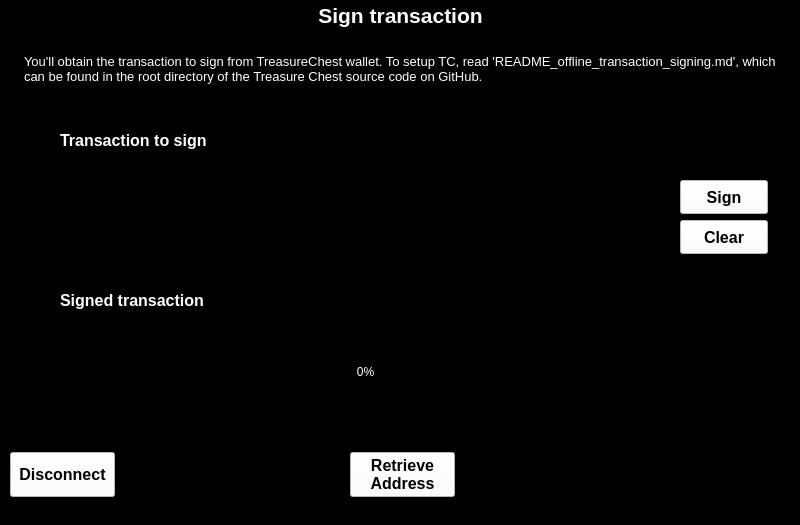
Old version of the form mainwindow.ui in the repository mullroy/pirate_hardware_interface.
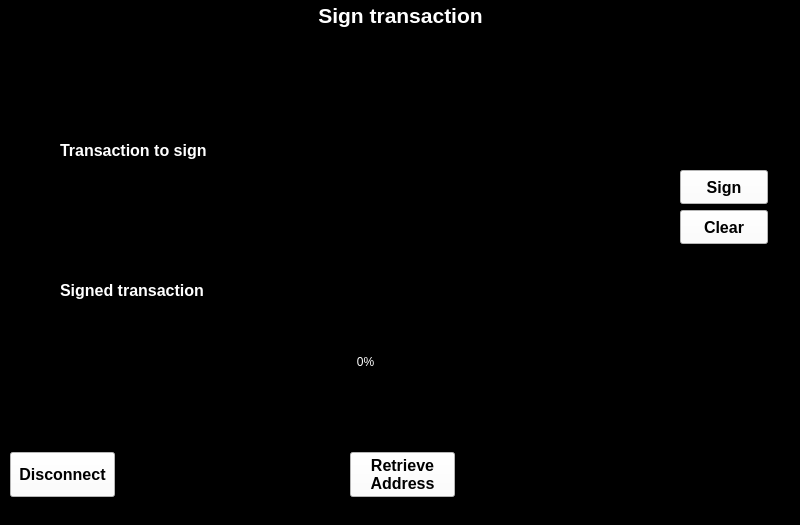
New version of the form. The open tabs and pages were chosen to show the change. Icons and pictures are not drawn.

Commit message: Set stylesheets in main app, serial port handling for macOS

Diff of the .ui file:
```diff
--- a/mainwindow.ui
+++ b/mainwindow.ui
@@ -4979,7 +4979,7 @@
       <property name="geometry">
        <rect>
         <x>10</x>
-        <y>40</y>
+        <y>30</y>
         <width>781</width>
         <height>401</height>
        </rect>
@@ -5086,7 +5086,7 @@
          <string>&lt;!DOCTYPE HTML PUBLIC &quot;-//W3C//DTD HTML 4.0//EN&quot; &quot;http://www.w3.org/TR/REC-html40/strict.dtd&quot;&gt;
 &lt;html&gt;&lt;head&gt;&lt;meta name=&quot;qrichtext&quot; content=&quot;1&quot; /&gt;&lt;style type=&quot;text/css&quot;&gt;
 p, li { white-space: pre-wrap; }
-&lt;/style&gt;&lt;/head&gt;&lt;body style=&quot; font-family:'Noto Sans'; font-size:10pt; font-weight:400; font-style:normal;&quot;&gt;
+&lt;/style&gt;&lt;/head&gt;&lt;body style=&quot; font-family:'Arial'; font-size:10pt; font-weight:400; font-style:normal;&quot;&gt;
 &lt;p align=&quot;justify&quot; style=&quot;-qt-paragraph-type:empty; margin-top:0px; margin-bottom:0px; margin-left:0px; margin-right:0px; -qt-block-indent:0; text-indent:0px;&quot;&gt;&lt;br /&gt;&lt;/p&gt;&lt;/body&gt;&lt;/html&gt;</string>
         </property>
        </widget>
@@ -5113,28 +5113,25 @@
         <property name="geometry">
          <rect>
           <x>60</x>
-          <y>120</y>
+          <y>150</y>
           <width>581</width>
-          <height>121</height>
+          <height>91</height>
          </rect>
         </property>
         <property name="styleSheet">
-         <string notr="true">color: rgb(255, 255, 255);
-background-color: rgba(0, 0, 0, 32);</string>
+         <string>
+         </string>
         </property>
         <property name="html">
-         <string>&lt;!DOCTYPE HTML PUBLIC &quot;-//W3C//DTD HTML 4.0//EN&quot; &quot;http://www.w3.org/TR/REC-html40/strict.dtd&quot;&gt;
-&lt;html&gt;&lt;head&gt;&lt;meta name=&quot;qrichtext&quot; content=&quot;1&quot; /&gt;&lt;style type=&quot;text/css&quot;&gt;
-p, li { white-space: pre-wrap; }
-&lt;/style&gt;&lt;/head&gt;&lt;body style=&quot; font-family:'Noto Sans'; font-size:10pt; font-weight:400; font-style:normal;&quot;&gt;
-&lt;p style=&quot;-qt-paragraph-type:empty; margin-top:0px; margin-bottom:0px; margin-left:0px; margin-right:0px; -qt-block-indent:0; text-indent:0px; font-family:'Sans Serif'; font-size:9pt;&quot;&gt;&lt;br /&gt;&lt;/p&gt;&lt;/body&gt;&lt;/html&gt;</string>
+         <string>
+         </string>
         </property>
        </widget>
        <widget class="QLabel" name="label">
         <property name="geometry">
          <rect>
           <x>50</x>
-          <y>90</y>
+          <y>110</y>
           <width>171</width>
           <height>21</height>
          </rect>
@@ -5159,7 +5156,7 @@
           <x>10</x>
           <y>10</y>
           <width>761</width>
-          <height>71</height>
+          <height>91</height>
          </rect>
         </property>
         <property name="font">
@@ -5168,8 +5165,8 @@
          </font>
         </property>
         <property name="styleSheet">
-         <string notr="true">color: rgb(255, 255, 255);
-background-color: rgba(0, 0, 0, 32);</string>
+         <string>
+         </string>
         </property>
         <property name="frameShape">
          <enum>QFrame::NoFrame</enum>
@@ -5184,11 +5181,12 @@
          <enum>QAbstractScrollArea::AdjustIgnored</enum>
         </property>
         <property name="html">
-         <string>&lt;!DOCTYPE HTML PUBLIC &quot;-//W3C//DTD HTML 4.0//EN&quot; &quot;http://www.w3.org/TR/REC-html40/strict.dtd&quot;&gt;
-&lt;html&gt;&lt;head&gt;&lt;meta name=&quot;qrichtext&quot; content=&quot;1&quot; /&gt;&lt;style type=&quot;text/css&quot;&gt;
-p, li { white-space: pre-wrap; }
-&lt;/style&gt;&lt;/head&gt;&lt;body style=&quot; font-family:'Noto Sans'; font-size:10pt; font-weight:400; font-style:normal;&quot;&gt;
-&lt;p style=&quot; margin-top:6px; margin-bottom:6px; margin-left:0px; margin-right:0px; -qt-block-indent:0; text-indent:0px;&quot;&gt;You'll obtain the transaction to sign from TreasureChest wallet. To setup TC, read 'README_offline_transaction_signing.md', which can be found in the root directory of the Treasure Chest source code on GitHub.&lt;/p&gt;&lt;/body&gt;&lt;/html&gt;</string>
+         <string>
+The hardware wallet depends on Treasure Chest wallet to generate the transaction. Read the 'USAGE.md' document on how to setup
+the Treasure Chest wallet and how to create a transaction. Paste the transaction raw text here and select Sign to have it send to the hardware wallet.
+Its important to confirm all the transaction information on the wallet screen. The signed transaction will be returned here.
+Copy it and paste it back in Treasure Chest. From there it is submitted to the network to complete the transaction.
+</string>
         </property>
         <property name="textInteractionFlags">
          <set>Qt::NoTextInteraction</set>
```
Left out of the diff: 77 changed lines with no effect on the pictures. The commit also changes 2 other files.
